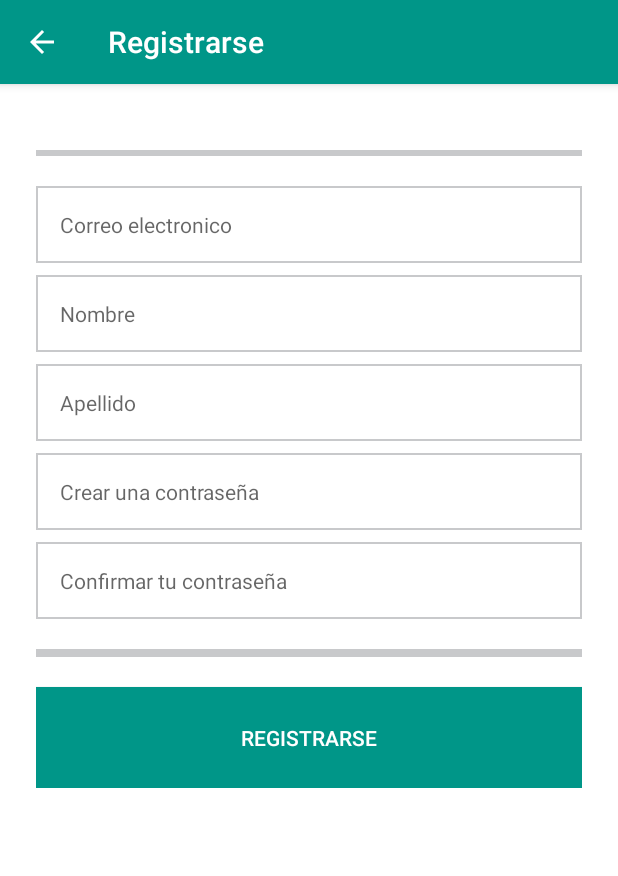
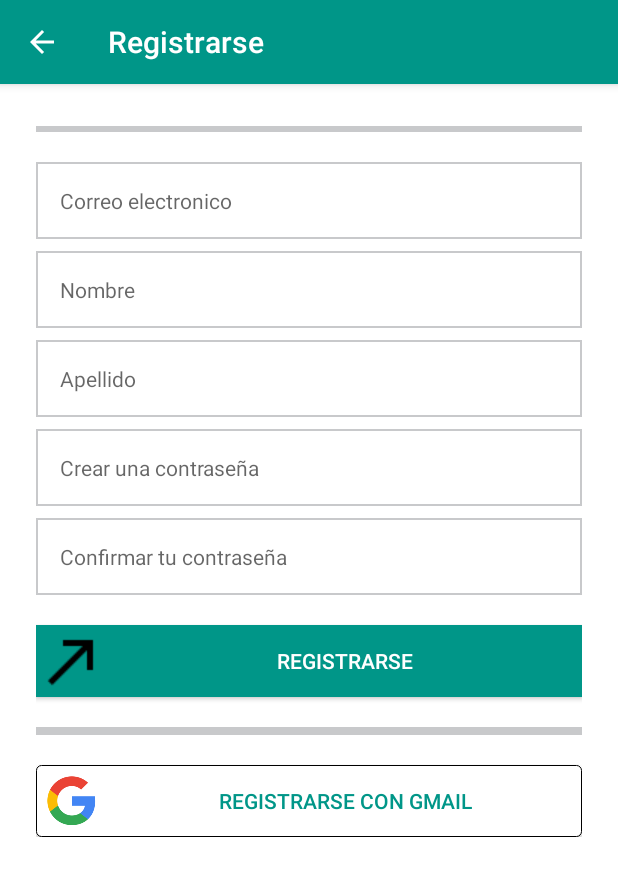
Before and after one commit to tutee/DiagonApp, an Android app: the RegisterActivity screen opened directly, with no data from a screen before it, on a phone screen of 412 x 824 dp. Shown: the top 876 px of the screen. Run offline under Robolectric (Android 15) with nearby library versions, the light colour scheme and no system bars.

Commit message:
9/11
Cambios en los layouts, creacion de las activitys proximas a realizar con sus correspondientes layouts

```diff
--- a/app/src/main/res/layout/activity_login.xml
+++ b/app/src/main/res/layout/activity_login.xml
@@ -88,7 +88,7 @@
                 android:layout_height="wrap_content"
                 android:layout_below="@+id/divider2"
                 android:layout_centerHorizontal="true"
-                android:layout_marginTop="@dimen/normal_padding"
+                android:layout_marginTop="@dimen/padding_between"
                 android:drawableLeft="@mipmap/googlecolor"
                 android:text="Ingresar con Gmail"
                 android:background="@drawable/border"
--- /dev/null
+++ b/app/src/main/res/layout/activity_recorridos.xml
@@ -0,0 +1,6 @@
+<?xml version="1.0" encoding="utf-8"?>
+<LinearLayout xmlns:android="http://schemas.android.com/apk/res/android"
+    android:orientation="vertical" android:layout_width="match_parent"
+    android:layout_height="match_parent">
+
+</LinearLayout>
--- a/app/src/main/res/layout/activity_register.xml
+++ b/app/src/main/res/layout/activity_register.xml
@@ -27,7 +27,7 @@
                 android:layout_width="match_parent"
                 android:layout_height="4dp"
                 android:layout_marginBottom="@dimen/padding_between"
-                android:layout_marginTop="@dimen/padding_between"
+                android:layout_marginTop="4dp"
                 android:background="#C8C9CB" />
 
             <EditText
@@ -99,6 +99,19 @@
                 android:padding="@dimen/edit_text_padding"
                 android:textAppearance="?android:attr/textAppearanceSmall" />
 
+
+            <Button
+                android:id="@+id/register_button"
+                android:layout_width="match_parent"
+                android:layout_height="wrap_content"
+                android:layout_below="@+id/divider2"
+                android:layout_marginTop="@dimen/padding_between"
+                android:layout_centerHorizontal="true"
+                android:drawableLeft="@drawable/ic_call_made_black_24dp"
+                android:text="Registrarse"
+                android:background="@color/colorAccent"
+                android:textColor="@color/textoBotones"/>
+
             <View
                 android:id="@+id/divider2"
                 android:layout_width="match_parent"
@@ -108,20 +121,17 @@
                 android:layout_marginTop="@dimen/padding_between"
                 android:background="#C8C9CB" />
 
-
-
-
             <Button
-                android:id="@+id/register_button"
+                android:id="@+id/logingoogle_button"
                 android:layout_width="match_parent"
                 android:layout_height="wrap_content"
                 android:layout_below="@+id/divider2"
                 android:layout_centerHorizontal="true"
-                android:paddingBottom="@dimen/button_padding"
-                android:paddingTop="@dimen/button_padding"
-                android:text="Registrarse"
-                android:background="@color/colorAccent"
-                android:textColor="@color/textoBotones"/>
+                android:drawableLeft="@mipmap/googlecolor"
+                android:text="Registrarse con Gmail"
+                android:background="@drawable/border"
+                android:textColor="@color/colorAccent"/>
+
 
         </LinearLayout>
 
--- /dev/null
+++ b/app/src/main/res/layout/activity_sitios.xml
@@ -0,0 +1,6 @@
+<?xml version="1.0" encoding="utf-8"?>
+<LinearLayout xmlns:android="http://schemas.android.com/apk/res/android"
+    android:orientation="vertical" android:layout_width="match_parent"
+    android:layout_height="match_parent">
+
+</LinearLayout>
```
Also changed, not shown: app/src/main/java/com/rightdecisions/diagonapp/activities/SitiosActivity.java (added, +8 -0 lines), app/src/main/res/layout/activity_main.xml (+6 -7 lines).
